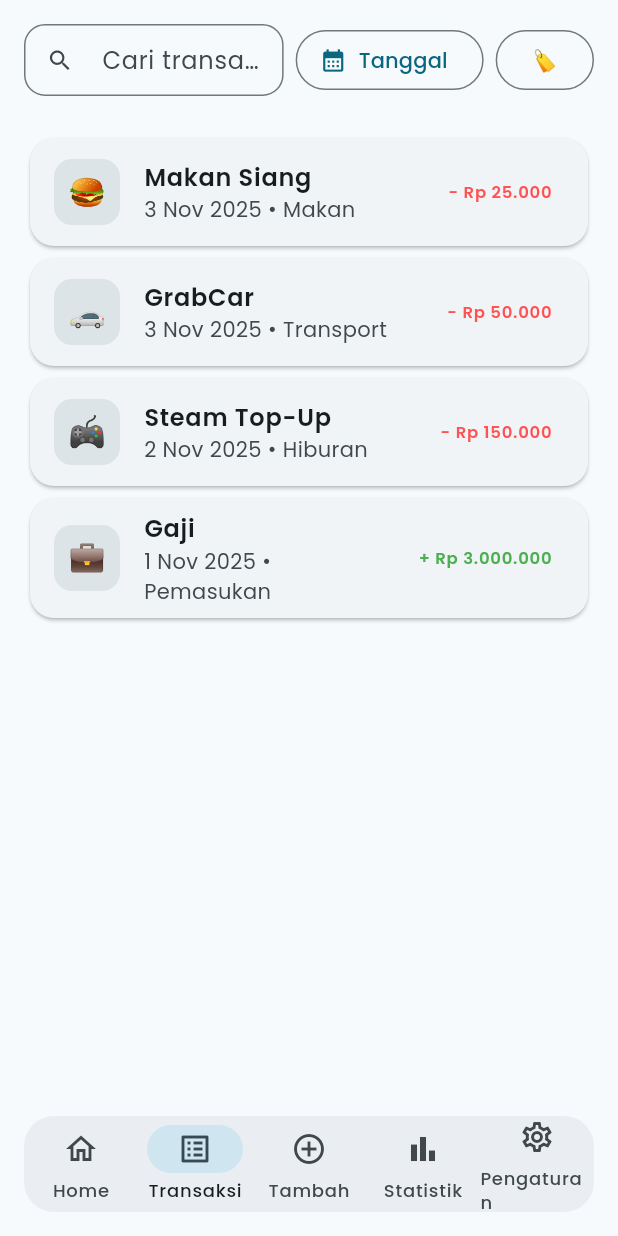
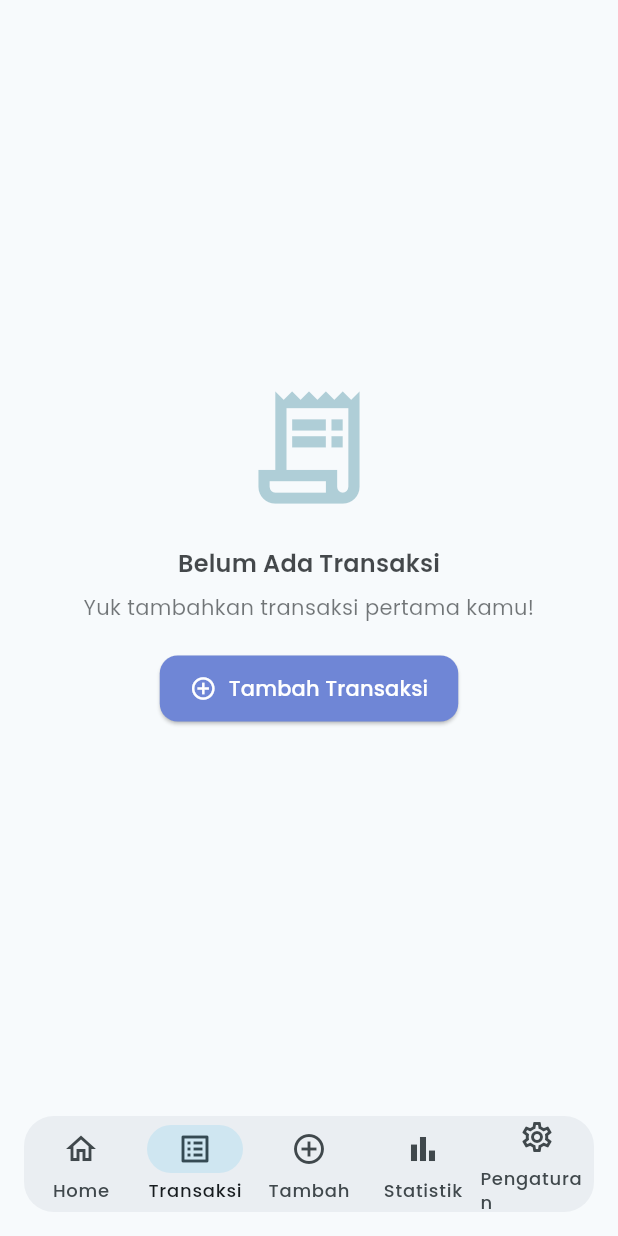
Before and after one commit to zainalsalamun/moni_mate_flutter, a Flutter app: the screen it shows after launch, item 2 of the bottom bar chosen, on a phone screen of 412 x 824 dp. Run offline on Flutter 3.47's test engine with Material 3 defaults, Android fonts, the phone set to English and light mode, and no system bars; our stand-ins replace csv, fl_chart, get, get_storage, google_fonts, hive and 2 more; accounts and stored records are empty.

Commit message:
update : transaction page

```diff
--- a/lib/pages/transactions_page.dart
+++ b/lib/pages/transactions_page.dart
@@ -1,73 +1,129 @@
-
 import 'package:flutter/material.dart';
+import 'package:get/get.dart';
+import 'package:monimate/data/controller/transaction_controller.dart';
+import 'package:monimate/pages/shell.dart';
 
 class TransactionsPage extends StatelessWidget {
   const TransactionsPage({super.key});
 
   @override
   Widget build(BuildContext context) {
-    return Column(
+    final c = Get.find<TransactionController>();
+    final shellC = Get.find<ShellController>();
+
+    return Obx(() {
+      final transactions = c.transactions.reversed.toList();
+
+      if (transactions.isEmpty) {
+        return Center(
+          child: Padding(
+            padding: const EdgeInsets.all(32),
+            child: Column(
+              mainAxisAlignment: MainAxisAlignment.center,
               children: [
-        Padding(
-          padding: const EdgeInsets.fromLTRB(16, 16, 16, 8),
-          child: Row(
-            children: [
-              Expanded(
-                child: TextField(
-                  decoration: InputDecoration(
-                    prefixIcon: const Icon(Icons.search),
-                    hintText: 'Cari transaksi...',
-                    border: OutlineInputBorder(borderRadius: BorderRadius.circular(14)),
-                    isDense: true,
+                Icon(
+                  Icons.receipt_long_outlined,
+                  size: 90,
+                  color: Theme.of(context).colorScheme.primary.withOpacity(0.3),
+                ),
+                const SizedBox(height: 20),
+                Text(
+                  'Belum Ada Transaksi',
+                  style: Theme.of(context).textTheme.titleMedium?.copyWith(
+                        fontWeight: FontWeight.w600,
+                        color: Theme.of(context)
+                            .colorScheme
+                            .onSurface
+                            .withOpacity(0.8),
                       ),
                 ),
+                const SizedBox(height: 8),
+                Text(
+                  'Yuk tambahkan transaksi pertama kamu!',
+                  textAlign: TextAlign.center,
+                  style: Theme.of(context).textTheme.bodyMedium?.copyWith(
+                        color: Theme.of(context)
+                            .colorScheme
+                            .onSurface
+                            .withOpacity(0.6),
                       ),
-              const SizedBox(width: 8),
-              OutlinedButton.icon(onPressed: (){}, icon: const Icon(Icons.calendar_month), label: const Text('Tanggal')),
-              const SizedBox(width: 8),
-              OutlinedButton(onPressed: (){}, child: const Text('🏷️')),
+                ),
+                const SizedBox(height: 20),
+                ElevatedButton.icon(
+                  onPressed: () => shellC.changeTab(2),
+                  icon: const Icon(Icons.add_circle_outline),
+                  label: const Text('Tambah Transaksi'),
+                  style: ElevatedButton.styleFrom(
+                    padding: const EdgeInsets.symmetric(
+                        horizontal: 20, vertical: 12),
+                    shape: RoundedRectangleBorder(
+                        borderRadius: BorderRadius.circular(12)),
+                  ),
+                ),
               ],
             ),
           ),
-        Expanded(
-          child: ListView(
+        );
+      }
+
+      return ListView.builder(
         padding: const EdgeInsets.all(16),
-            children: const [
-              _TxTile(emoji: '🍔', title: 'Makan Siang', subtitle: '3 Nov 2025 • Makan', amount: '- Rp 25.000', negative: true),
-              _TxTile(emoji: '🚗', title: 'GrabCar', subtitle: '3 Nov 2025 • Transport', amount: '- Rp 50.000', negative: true),
-              _TxTile(emoji: '🎮', title: 'Steam Top-Up', subtitle: '2 Nov 2025 • Hiburan', amount: '- Rp 150.000', negative: true),
-              _TxTile(emoji: '💼', title: 'Gaji', subtitle: '1 Nov 2025 • Pemasukan', amount: '+ Rp 3.000.000', negative: false),
-            ],
+        itemCount: transactions.length,
+        itemBuilder: (_, i) {
+          final t = transactions[i];
+          final isIncome = t.type == 'income';
+
+          IconData icon;
+          switch (t.category) {
+            case 'gaji':
+              icon = Icons.work_outline;
+              break;
+            case 'makan':
+              icon = Icons.fastfood_outlined;
+              break;
+            case 'transport':
+              icon = Icons.directions_car_outlined;
+              break;
+            default:
+              icon = Icons.local_play_outlined;
+          }
+
+          return Card(
+            shape:
+                RoundedRectangleBorder(borderRadius: BorderRadius.circular(12)),
+            elevation: 2,
+            child: ListTile(
+              leading: CircleAvatar(
+                backgroundColor: isIncome
+                    ? Colors.greenAccent.withOpacity(0.2)
+                    : Colors.redAccent.withOpacity(0.2),
+                child: Icon(
+                  icon,
+                  color: isIncome ? Colors.green : Colors.redAccent,
                 ),
               ),
-      ],
+              title: Text(
+                t.description.isEmpty
+                    ? t.category.capitalizeFirst!
+                    : t.description,
+                style: const TextStyle(fontWeight: FontWeight.w600),
+              ),
+              subtitle: Text(
+                '${t.date.day}/${t.date.month}/${t.date.year}',
+                style: const TextStyle(color: Colors.grey),
+              ),
+              trailing: Text(
+                '${isIncome ? '+' : '-'} Rp ${t.amount.toStringAsFixed(0)}',
+                style: TextStyle(
+                  color: isIncome ? Colors.green : Colors.redAccent,
+                  fontWeight: FontWeight.w600,
+                ),
+              ),
+              onLongPress: () => c.deleteTransaction(t.id),
+            ),
           );
+        },
+      );
+    });
   }
 }
-
-class _TxTile extends StatelessWidget {
-  final String emoji, title, subtitle, amount;
-  final bool negative;
-
-  const _TxTile({required this.emoji, required this.title, required this.subtitle, required this.amount, required this.negative});
-
-  @override
-  Widget build(BuildContext context) {
-    return Card(
-      child: ListTile(
-        leading: Container(
-          width: 44, height: 44,
-          decoration: BoxDecoration(
-            color: Theme.of(context).colorScheme.surfaceVariant,
-            borderRadius: BorderRadius.circular(12),
-          ),
-          alignment: Alignment.center,
-          child: Text(emoji, style: const TextStyle(fontSize: 20)),
-        ),
-        title: Text(title, style: const TextStyle(fontWeight: FontWeight.w600)),
-        subtitle: Text(subtitle),
-        trailing: Text(amount, style: TextStyle(fontWeight: FontWeight.w600, color: negative ? Colors.redAccent : Colors.green)),
-      ),
-    );
-  }
-}
```
Lines whose indentation alone changed are shown as unchanged.
